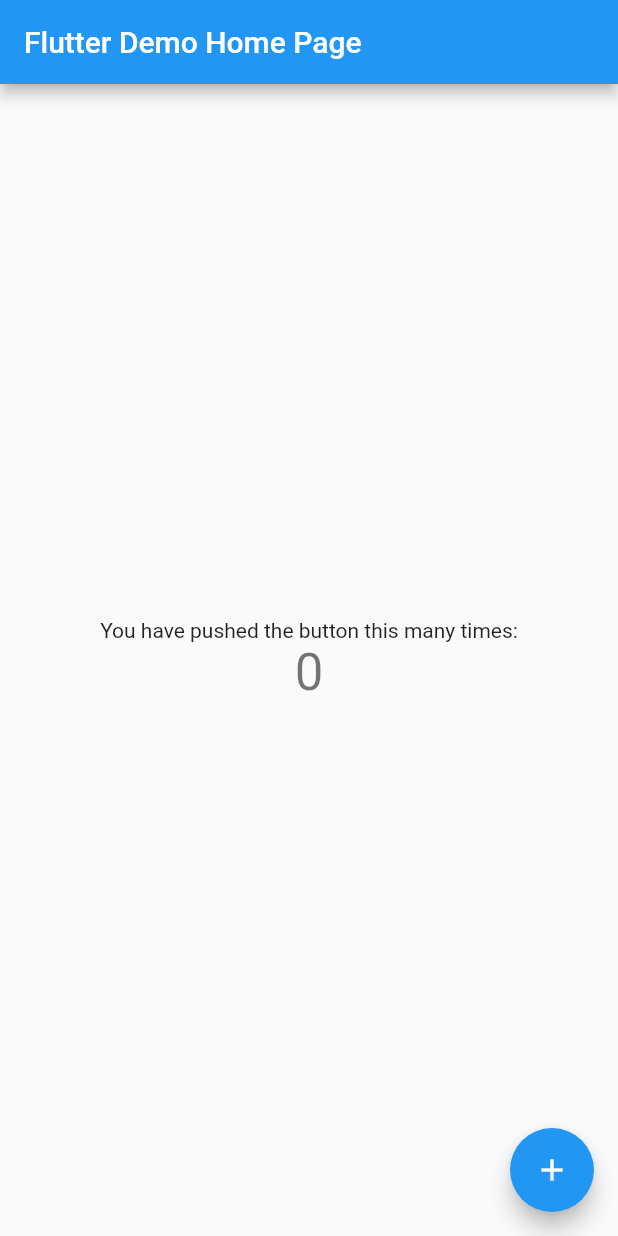
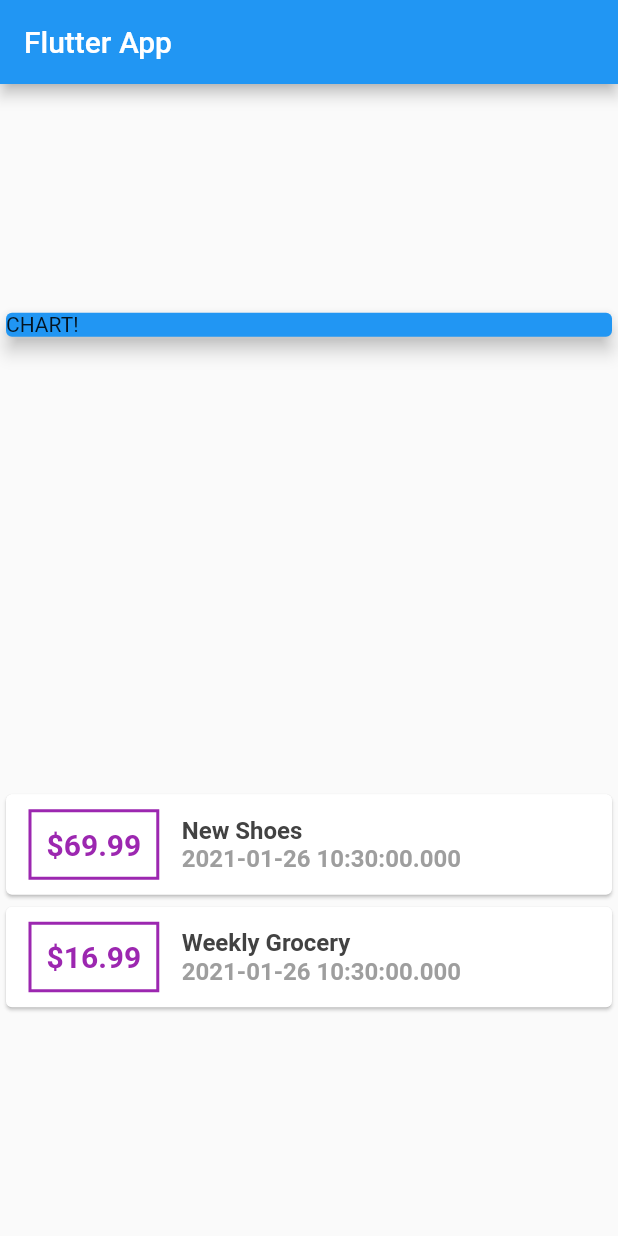
Before and after one commit to Prahladind9/ui-v1, a Flutter app: the screen it shows after launch, on a phone screen of 412 x 824 dp. Run offline on Flutter 3.47's test engine with Material 2 defaults, Android fonts, the phone set to English and light mode, and no system bars.

```diff
--- a/FlutterCompleteGuide/expenses_tracker/expenses_tracker/lib/main.dart
+++ b/FlutterCompleteGuide/expenses_tracker/expenses_tracker/lib/main.dart
@@ -1,117 +1,96 @@
+import 'package:expenses_tracker/transaction.dart';
 import 'package:flutter/material.dart';
 
-void main() {
-  runApp(MyApp());
-}
+void main() => runApp(MyApp());
 
 class MyApp extends StatelessWidget {
-  // This widget is the root of your application.
   @override
   Widget build(BuildContext context) {
     return MaterialApp(
-      title: 'Flutter Demo',
-      theme: ThemeData(
-        // This is the theme of your application.
-        //
-        // Try running your application with "flutter run". You'll see the
-        // application has a blue toolbar. Then, without quitting the app, try
-        // changing the primarySwatch below to Colors.green and then invoke
-        // "hot reload" (press "r" in the console where you ran "flutter run",
-        // or simply save your changes to "hot reload" in a Flutter IDE).
-        // Notice that the counter didn't reset back to zero; the application
-        // is not restarted.
-        primarySwatch: Colors.blue,
-        // This makes the visual density adapt to the platform that you run
-        // the app on. For desktop platforms, the controls will be smaller and
-        // closer together (more dense) than on mobile platforms.
-        visualDensity: VisualDensity.adaptivePlatformDensity,
-      ),
-      home: MyHomePage(title: 'Flutter Demo Home Page'),
+      title: 'Flutter App',
+      home: MyHomePage(),
     );
   }
 }
 
-class MyHomePage extends StatefulWidget {
-  MyHomePage({Key key, this.title}) : super(key: key);
-
-  // This widget is the home page of your application. It is stateful, meaning
-  // that it has a State object (defined below) that contains fields that affect
-  // how it looks.
-
-  // This class is the configuration for the state. It holds the values (in this
-  // case the title) provided by the parent (in this case the App widget) and
-  // used by the build method of the State. Fields in a Widget subclass are
-  // always marked "final".
-
-  final String title;
-
-  @override
-  _MyHomePageState createState() => _MyHomePageState();
-}
-
-class _MyHomePageState extends State<MyHomePage> {
-  int _counter = 0;
-
-  void _incrementCounter() {
-    setState(() {
-      // This call to setState tells the Flutter framework that something has
-      // changed in this State, which causes it to rerun the build method below
-      // so that the display can reflect the updated values. If we changed
-      // _counter without calling setState(), then the build method would not be
-      // called again, and so nothing would appear to happen.
-      _counter++;
-    });
-  }
+class MyHomePage extends StatelessWidget {
+  final List<Transaction> transactions = [
+    Transaction(
+        id: 't1', title: 'New Shoes', amount: 69.99, date: DateTime.now()),
+    Transaction(
+        id: 't2', title: 'Weekly Grocery', amount: 16.99, date: DateTime.now()),
+  ];
 
   @override
   Widget build(BuildContext context) {
-    // This method is rerun every time setState is called, for instance as done
-    // by the _incrementCounter method above.
-    //
-    // The Flutter framework has been optimized to make rerunning build methods
-    // fast, so that you can just rebuild anything that needs updating rather
-    // than having to individually change instances of widgets.
     return Scaffold(
       appBar: AppBar(
-        // Here we take the value from the MyHomePage object that was created by
-        // the App.build method, and use it to set our appbar title.
-        title: Text(widget.title),
+        title: Text('Flutter App'),
       ),
-      body: Center(
-        // Center is a layout widget. It takes a single child and positions it
-        // in the middle of the parent.
-        child: Column(
-          // Column is also a layout widget. It takes a list of children and
-          // arranges them vertically. By default, it sizes itself to fit its
-          // children horizontally, and tries to be as tall as its parent.
-          //
-          // Invoke "debug painting" (press "p" in the console, choose the
-          // "Toggle Debug Paint" action from the Flutter Inspector in Android
-          // Studio, or the "Toggle Debug Paint" command in Visual Studio Code)
-          // to see the wireframe for each widget.
-          //
-          // Column has various properties to control how it sizes itself and
-          // how it positions its children. Here we use mainAxisAlignment to
-          // center the children vertically; the main axis here is the vertical
-          // axis because Columns are vertical (the cross axis would be
-          // horizontal).
-          mainAxisAlignment: MainAxisAlignment.center,
-          children: <Widget>[
-            Text(
-              'You have pushed the button this many times:',
+      body: Column(
+        mainAxisAlignment: MainAxisAlignment.spaceAround,
+        crossAxisAlignment: CrossAxisAlignment.stretch,
+        children: [
+          Container(
+            width: double.infinity,
+            child: Card(
+              color: Colors.blue,
+              child: Container(child: Text('CHART!')),
+              elevation: 5,
             ),
-            Text(
-              '$_counter',
-              style: Theme.of(context).textTheme.headline4,
-            ),
-          ],
-        ),
+          ),
+          Column(
+            children: transactions.map((tx) {
+              return Card(
+                  child: Row(
+                children: [
+                  Container(
+                    margin: EdgeInsets.symmetric(
+                      vertical: 10,
+                      horizontal: 15,
+                    ),
+                    decoration: BoxDecoration(
+                        border: Border.all(
+                      color: Colors.purple,
+                      width: 2,
+                    )),
+                    padding: EdgeInsets.all(10),
+                    child: Text(
+                      '\$${tx.amount}', //String Interpolation
+                      style: TextStyle(
+                        fontWeight: FontWeight.bold,
+                        fontSize: 20,
+                        color: Colors.purple,
+                      ),
+                    ),
+                  ),
+                  Column(
+                    crossAxisAlignment: CrossAxisAlignment.start,
+                    children: [
+                      Text(
+                        tx.title,
+                        style: TextStyle(
+                          fontSize: 16,
+                          fontWeight: FontWeight.bold,
+                          color: Colors.grey.shade800,
+                        ),
+                      ),
+                      Text(
+                        tx.date.toString(),
+                        style: TextStyle(
+                          fontSize: 16,
+                          fontWeight: FontWeight.bold,
+                          color: Colors.grey,
+                        ),
+                      ),
+                    ],
+                  )
+                ],
+              ));
+            }).toList(),
+          ),
+        ],
       ),
-      floatingActionButton: FloatingActionButton(
-        onPressed: _incrementCounter,
-        tooltip: 'Increment',
-        child: Icon(Icons.add),
-      ), // This trailing comma makes auto-formatting nicer for build methods.
     );
   }
 }
--- /dev/null
+++ b/FlutterCompleteGuide/expenses_tracker/expenses_tracker/lib/transaction.dart
@@ -0,0 +1,10 @@
+import 'package:flutter/foundation.dart';
+
+class Transaction {
+  final String id;
+  final String title;
+  final double amount;
+  final DateTime date;
+
+  Transaction({@required this.id, @required this.title, @required this.amount, @required this.date});
+}
```
